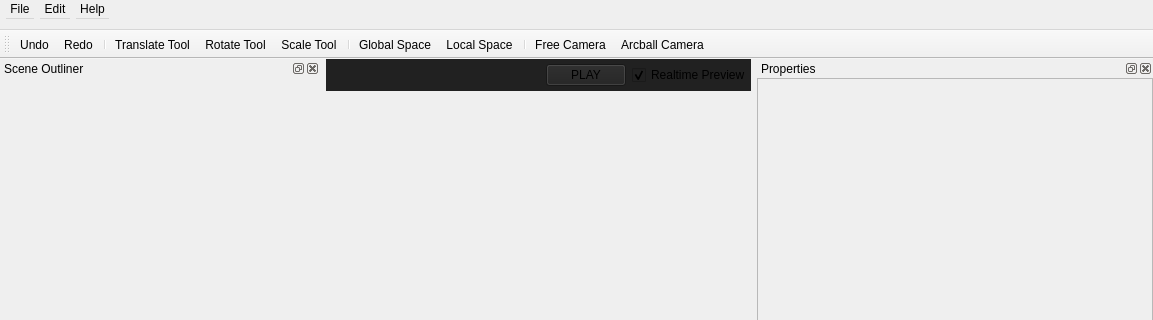
jahshaka/Studio, file src/mainwindow.ui: the form before one commit; both pictures show x 0 to 1153 and y 0 to 320 of the 1153 by 775 pixel window.
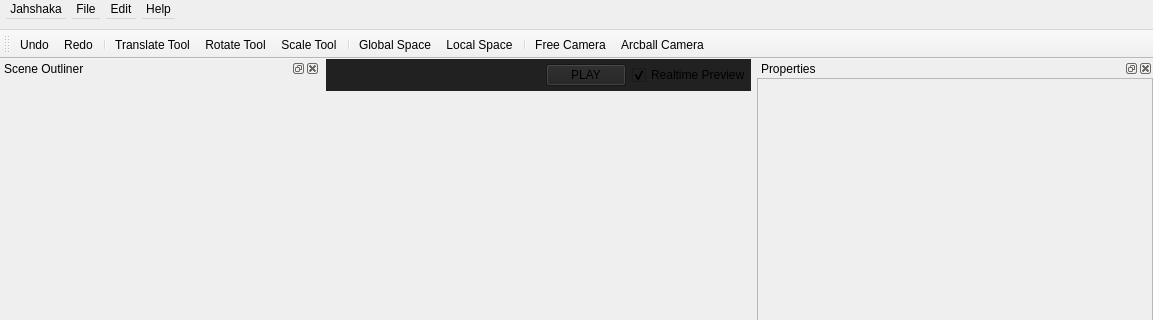
The form after the commit. Icons and pictures are not drawn. Custom widgets are drawn as their Qt base class.

Commit message: See changes to project management and file menu

What changed in the file:
```diff
--- a/src/mainwindow.ui
+++ b/src/mainwindow.ui
@@ -533,7 +533,7 @@
    </property>
    <widget class="QMenu" name="menuFile">
     <property name="title">
-     <string>File</string>
+     <string>Jahshaka</string>
     </property>
     <addaction name="actionNew"/>
     <addaction name="actionSave"/>
@@ -558,7 +558,17 @@
     <addaction name="actionEditUndo"/>
     <addaction name="actionEditRedo"/>
    </widget>
+   <widget class="QMenu" name="menuFile_2">
+    <property name="title">
+     <string>File</string>
+    </property>
+    <addaction name="actionOpen"/>
+    <addaction name="actionSave"/>
+    <addaction name="actionClose"/>
+    <addaction name="actionDelete"/>
+   </widget>
    <addaction name="menuFile"/>
+   <addaction name="menuFile_2"/>
    <addaction name="menuEdit"/>
    <addaction name="menuHelp"/>
   </widget>
```
Left out of the diff: 34 changed lines with no effect on the pictures. The commit also changes 4 other files.
